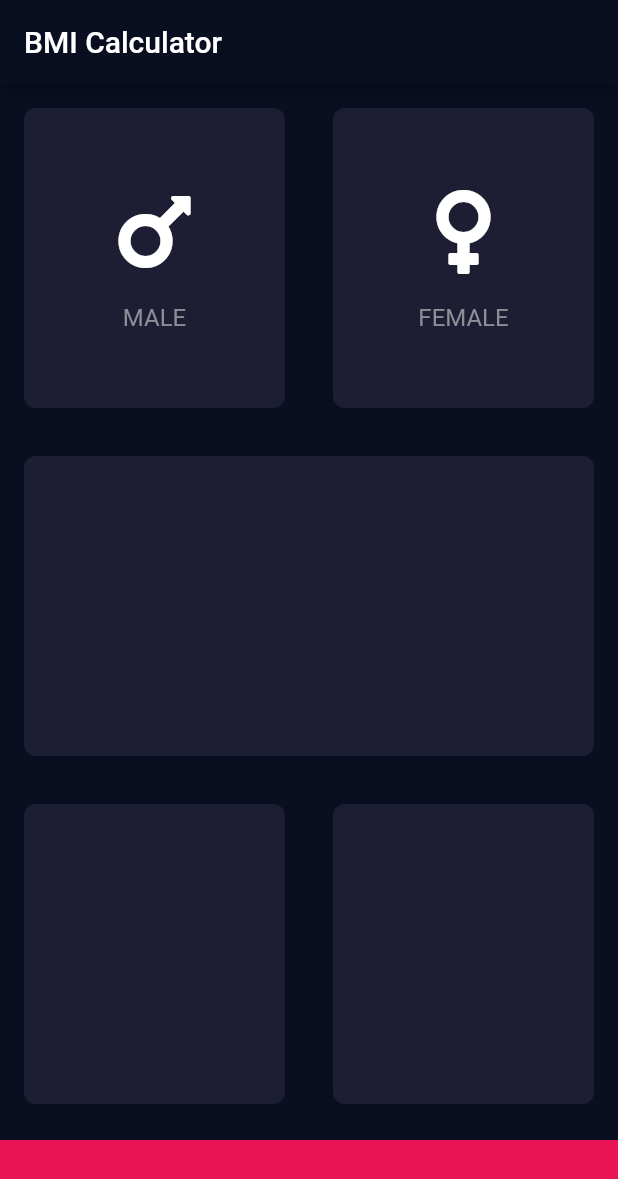
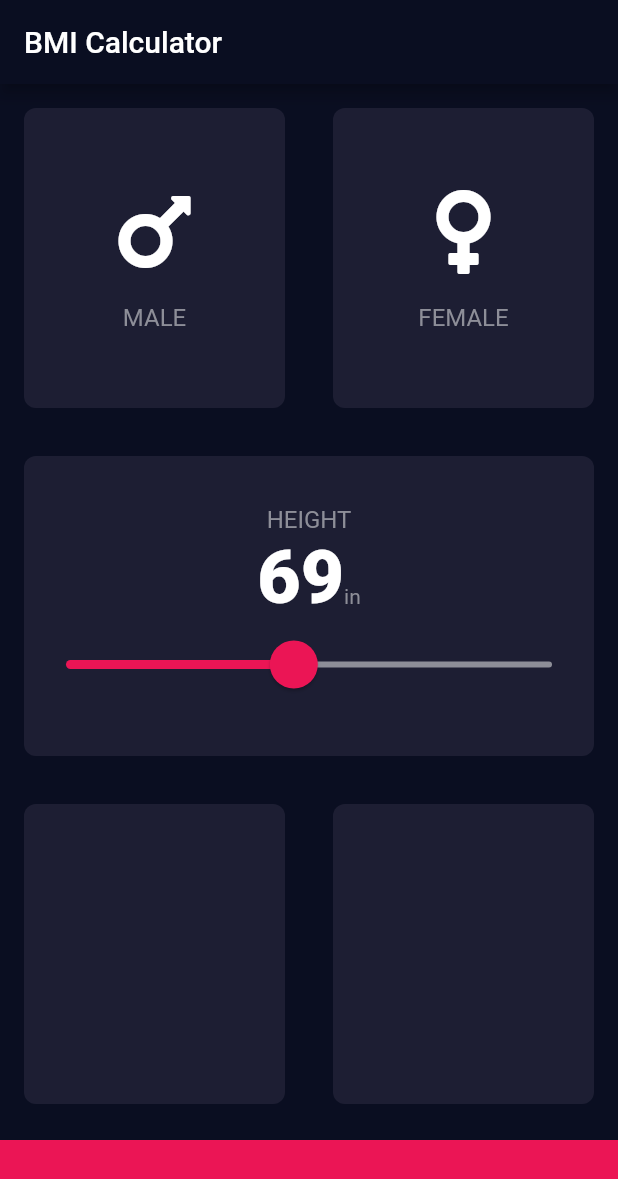
Before and after one commit to antpowell/flutter_bmi_calculator, a Flutter app: the screen it shows after launch, on a phone screen of 412 x 824 dp. Shown: the top 1179 px of the screen. Run offline on Flutter 3.47's test engine with Material 2 defaults, Android fonts, the phone set to English and light mode, and no system bars; our stand-ins replace font_awesome_flutter, google_fonts.

Commit message:
rename folders per Flutter naming conventions

```diff
--- /dev/null
+++ b/lib/Constants.dart
@@ -0,0 +1,6 @@
+import 'package:flutter/material.dart';
+
+const kTextStyle = TextStyle(
+  fontSize: 16,
+  color: Color(0xff8d8e98),
+);
--- /dev/null
+++ b/lib/InputPage.dart
@@ -0,0 +1,99 @@
+import 'package:bmi_calculator/ReusableCard.dart';
+import 'package:flutter/material.dart';
+
+import 'package:font_awesome_flutter/font_awesome_flutter.dart';
+
+import 'CardContent.dart';
+import 'SliderCard.dart';
+
+const double _footerHeight = 64;
+enum Gender { male, female }
+
+class InputPage extends StatefulWidget {
+  @override
+  _InputPageState createState() => _InputPageState();
+}
+
+class _InputPageState extends State<InputPage> {
+  Gender gender;
+  @override
+  Widget build(BuildContext context) {
+    return Scaffold(
+      appBar: AppBar(
+        title: Text('BMI Calculator'),
+        backgroundColor: Theme.of(context).scaffoldBackgroundColor,
+      ),
+      body: Column(
+        children: <Widget>[
+          Flexible(
+            flex: 1,
+            child: Row(
+              children: <Widget>[
+                Expanded(
+                  child: GestureDetector(
+                    onTap: () {
+                      setState(() {
+                        gender = Gender.male;
+                        print('clicked male');
+                      });
+                    },
+                    child: ReusableCard(
+                      color: gender == Gender.male
+                          ? Theme.of(context).primaryColorDark
+                          : Theme.of(context).primaryColor,
+                      cardChild: CardContent(
+                          icon: FontAwesomeIcons.mars, text: 'MALE'),
+                    ),
+                  ),
+                ),
+                Expanded(
+                  child: GestureDetector(
+                    onTap: () {
+                      setState(() {
+                        gender = Gender.female;
+                        print('clicked female');
+                      });
+                    },
+                    child: ReusableCard(
+                      color: gender == Gender.female
+                          ? Theme.of(context).primaryColorDark
+                          : Theme.of(context).primaryColor,
+                      cardChild: CardContent(
+                          icon: FontAwesomeIcons.venus, text: 'FEMALE'),
+                    ),
+                  ),
+                ),
+              ],
+            ),
+          ),
+          Expanded(
+            child: SliderCard(),
+          ),
+          Flexible(
+              flex: 1,
+              child: Row(
+                children: <Widget>[
+                  Expanded(
+                    child: ReusableCard(
+                      color: Theme.of(context).primaryColor,
+                      // cardChild: cardContent(),
+                    ),
+                  ),
+                  Expanded(
+                    child: ReusableCard(
+                      color: Theme.of(context).primaryColor,
+                    ),
+                  ),
+                ],
+              )),
+          Container(
+            margin: EdgeInsets.only(top: 8),
+            width: double.infinity,
+            height: _footerHeight,
+            color: Theme.of(context).accentColor,
+          ),
+        ],
+      ),
+    );
+  }
+}
--- a/lib/reusable_card.dart
+++ b/lib/ReusableCard.dart
@@ -12,7 +12,13 @@ class ReusableCard extends StatelessWidget {
       child: cardChild,
       margin: EdgeInsets.all(16),
       decoration: BoxDecoration(
-        color: color,
+        color: (() {
+          if (color != null) {
+            return color;
+          } else {
+            return Theme.of(context).primaryColor;
+          }
+        }()),
         borderRadius: BorderRadius.circular(8),
       ),
     );
--- /dev/null
+++ b/lib/SliderCard.dart
@@ -0,0 +1,64 @@
+import 'package:bmi_calculator/constants.dart';
+import 'package:flutter/material.dart';
+import 'package:flutter/rendering.dart';
+
+class SliderCard extends StatefulWidget {
+  @override
+  _SliderCardState createState() => _SliderCardState();
+}
+
+class _SliderCardState extends State<SliderCard> {
+  int height = 69;
+
+  @override
+  Widget build(BuildContext context) {
+    return Container(
+        margin: EdgeInsets.all(16),
+        decoration: BoxDecoration(
+          color: Theme.of(context).primaryColor,
+          borderRadius: BorderRadius.circular(8),
+        ),
+        child: Column(
+          mainAxisAlignment: MainAxisAlignment.center,
+          children: <Widget>[
+            Text("HEIGHT", style: kTextStyle),
+            Row(
+              mainAxisAlignment: MainAxisAlignment.center,
+              crossAxisAlignment: CrossAxisAlignment.baseline,
+              textBaseline: TextBaseline.alphabetic,
+              children: <Widget>[
+                Text(
+                  height.toString(),
+                  style: TextStyle(fontSize: 50, fontWeight: FontWeight.w900),
+                ),
+                Text('in',
+                    style: TextStyle(
+                      color: Color(0xff8d8e98),
+                    ))
+              ],
+            ),
+            SliderTheme(
+              data: SliderTheme.of(context).copyWith(
+                activeTrackColor: Colors.white,
+                thumbColor: Theme.of(context).accentColor,
+                overlayColor: Theme.of(context).accentColor.withAlpha(0x29),
+                thumbShape: RoundSliderThumbShape(enabledThumbRadius: 16),
+                overlayShape: RoundSliderOverlayShape(overlayRadius: 28),
+              ),
+              child: Slider(
+                value: height.toDouble(),
+                activeColor: Theme.of(context).accentColor,
+                inactiveColor: Color(0xff8d8e98),
+                min: 54,
+                max: 86,
+                onChanged: (double newValue) {
+                  setState(() {
+                    height = newValue.round();
+                  });
+                },
+              ),
+            ),
+          ],
+        ));
+  }
+}
--- a/lib/input_page.dart
+++ /dev/null
@@ -1,77 +0,0 @@
-import 'package:bmi_calculator/reusable_card.dart';
-import 'package:flutter/material.dart';
-
-import 'package:font_awesome_flutter/font_awesome_flutter.dart';
-
-import 'card_content.dart';
-
-const double _footerHeight = 64;
-
-class InputPage extends StatefulWidget {
-  @override
-  _InputPageState createState() => _InputPageState();
-}
-
-class _InputPageState extends State<InputPage> {
-  @override
-  Widget build(BuildContext context) {
-    return Scaffold(
-      appBar: AppBar(
-        title: Text('BMI Calculator'),
-      ),
-      body: Column(
-        children: <Widget>[
-          Flexible(
-            flex: 1,
-            child: Row(
-              children: <Widget>[
-                Expanded(
-                  child: ReusableCard(
-                    color: Theme.of(context).primaryColorLight,
-                    cardChild:
-                        CardContent(icon: FontAwesomeIcons.mars, text: 'MALE'),
-                  ),
-                ),
-                Expanded(
-                  child: ReusableCard(
-                    color: Theme.of(context).primaryColorLight,
-                    cardChild: CardContent(
-                        icon: FontAwesomeIcons.venus, text: 'FEMALE'),
-                  ),
-                ),
-              ],
-            ),
-          ),
-          Expanded(
-            child: ReusableCard(
-              color: Theme.of(context).primaryColorLight,
-            ),
-          ),
-          Flexible(
-              flex: 1,
-              child: Row(
-                children: <Widget>[
-                  Expanded(
-                    child: ReusableCard(
-                      color: Theme.of(context).primaryColorLight,
-                      // cardChild: cardContent(),
-                    ),
-                  ),
-                  Expanded(
-                    child: ReusableCard(
-                      color: Theme.of(context).primaryColorLight,
-                    ),
-                  ),
-                ],
-              )),
-          Container(
-            margin: EdgeInsets.only(top: 8),
-            width: double.infinity,
-            height: _footerHeight,
-            color: Theme.of(context).accentColor,
-          ),
-        ],
-      ),
-    );
-  }
-}
--- a/lib/main.dart
+++ b/lib/main.dart
@@ -2,7 +2,7 @@ import 'package:flutter/material.dart';
 
 import 'package:google_fonts/google_fonts.dart';
 
-import 'input_page.dart';
+import 'InputPage.dart';
 
 void main() => runApp(BMICalculator());
 
@@ -17,8 +17,8 @@ class BMICalculator extends StatelessWidget {
   Widget build(BuildContext context) {
     return MaterialApp(
       theme: ThemeData.dark().copyWith(
-        primaryColor: Color(0xff0A0E21),
-        primaryColorLight: Color(0xFF1D1e33),
+        primaryColor: Color(0xFF1D1e33),
+        primaryColorDark: Color(0xFF111328),
         toggleableActiveColor: Color(0xFF3A3F57),
         accentColor: Color(0xffeb1555),
         scaffoldBackgroundColor: Color(0xff0A0E21),
```
Also changed, not shown: lib/CardContent.dart (renamed from lib/card_content.dart, +7 -1 lines), pubspec.lock, 1 other file.
